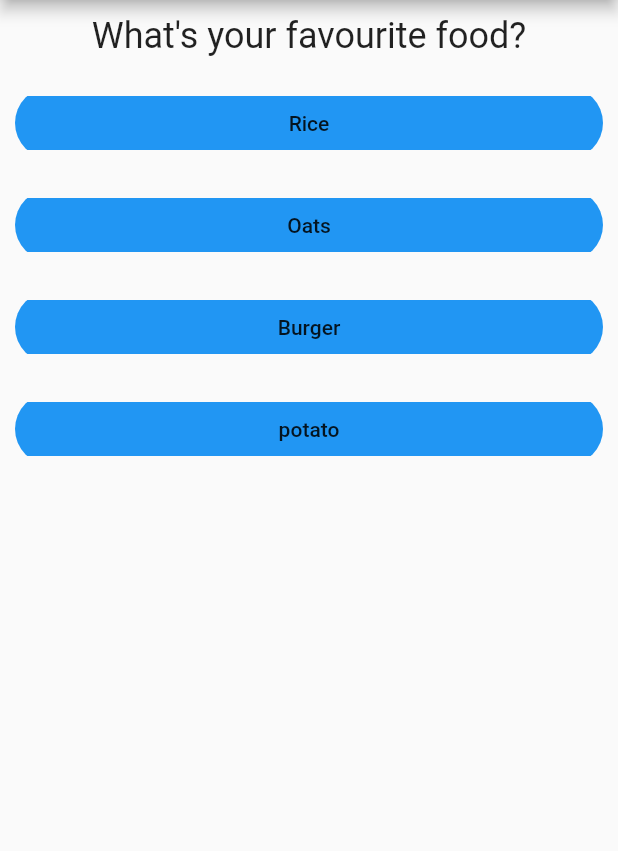
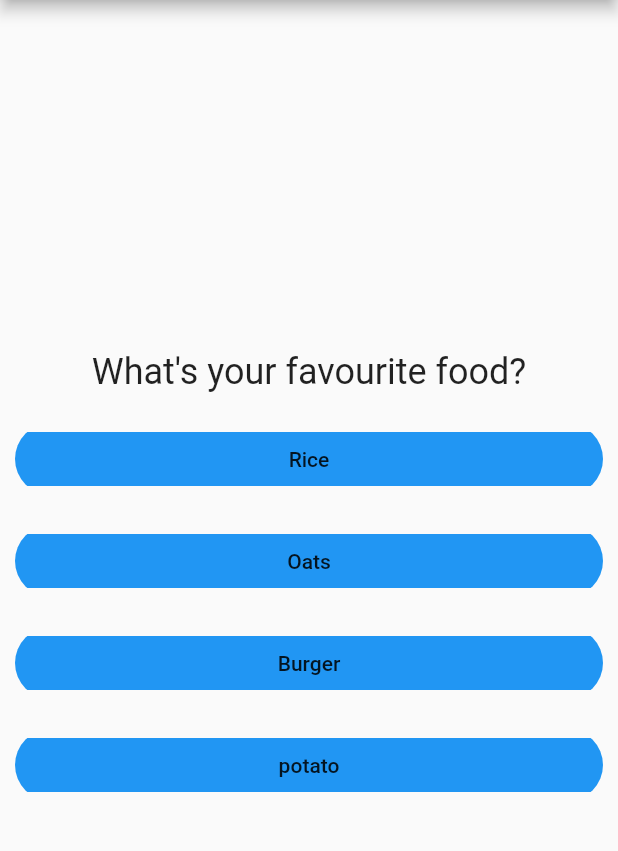
Before and after one commit to dhruvrawat777/Quiz_App_basic_flutter, a Flutter app: the screen it shows after launch, after a tap on "Black", on a phone screen of 412 x 824 dp, the part 84-935 px from its top. Run offline on Flutter 3.47's test engine with Material 2 defaults, Android fonts, the phone set to English and light mode, and no system bars.

Commit message:
Added reset quiz button and styling

```diff
--- a/lib/main.dart
+++ b/lib/main.dart
@@ -32,13 +32,22 @@ class _MyHomePageState extends State<MyHomePage> {
     ['football', 'cricket', 'badminton', 'volleyball'],
   ];
 
+  final List<int> answers = [3, 2, 0];
+
+  String result = '';
+
   void stater() {
     setState(() {
-      if (counter < options.length - 1)
-        counter++;
-      else {
+      if (counter < options.length) counter++;
+      /* else {
         counter = 0;
+      } */
+    });
   }
+
+  void resetter() {
+    setState(() {
+      counter = 0;
     });
   }
 
@@ -48,6 +57,7 @@ class _MyHomePageState extends State<MyHomePage> {
     } else {
       int x = counter2;
       counter2 = 0;
+
       return x;
     }
   }
@@ -75,7 +85,9 @@ class _MyHomePageState extends State<MyHomePage> {
       appBar: AppBar(
         title: Text('Quiz App'),
       ),
-      body: Column(
+      body: counter < question.length
+          ? Column(
+              mainAxisAlignment: MainAxisAlignment.center,
               children: [
                 Padding(
                   padding: EdgeInsets.all(10),
@@ -92,6 +104,34 @@ class _MyHomePageState extends State<MyHomePage> {
                 buttoner(),
                 buttoner(),
               ],
+            )
+          : Column(
+              crossAxisAlignment: CrossAxisAlignment.center,
+              mainAxisAlignment: MainAxisAlignment.center,
+              children: [
+                Container(
+                  width: double.infinity,
+                  padding: EdgeInsets.all(20),
+                  child: Text(
+                    'Done',
+                    style: TextStyle(
+                      fontSize: 30,
+                    ),
+                    textAlign: TextAlign.center,
+                  ),
+                ),
+                Container(
+                  width: 200,
+                  child: ClipRRect(
+                    borderRadius: BorderRadius.circular(25),
+                    child: FlatButton(
+                      color: Colors.amber,
+                      child: Text('Reset'),
+                      onPressed: resetter,
+                    ),
+                  ),
+                )
+              ],
             ),
     );
   }
```
Lines whose indentation alone changed are shown as unchanged.
